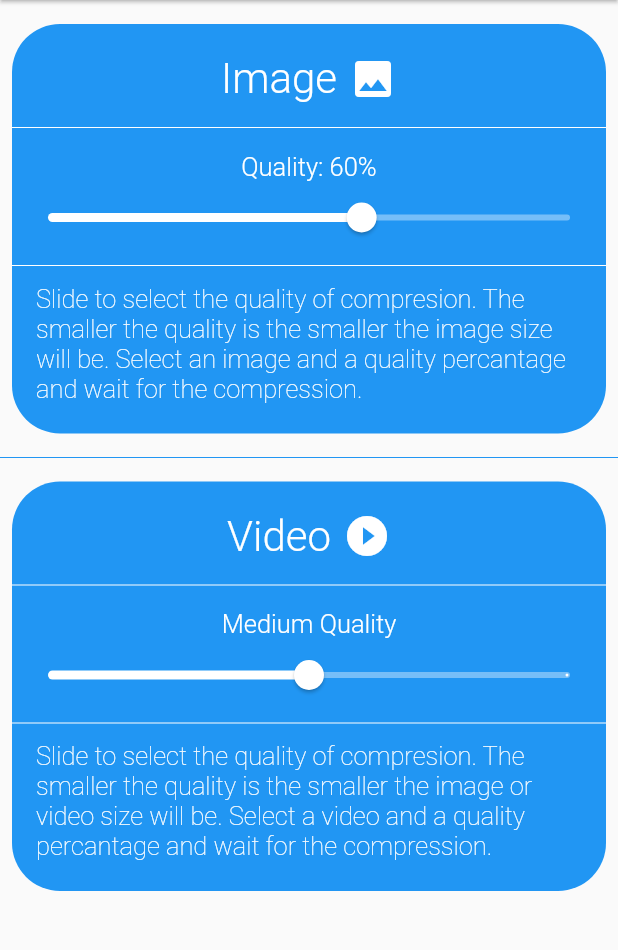
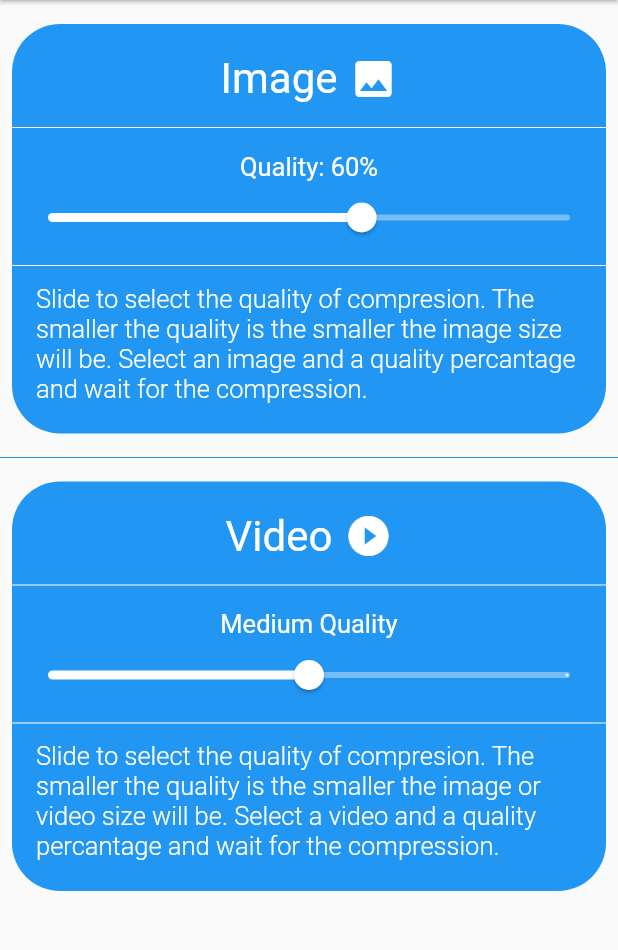
Before and after one commit to iberatkaya/compressor, a Flutter app: the screen it shows after launch, on a phone screen of 412 x 824 dp, the part 84-1034 px from its top. Run offline on Flutter 3.47's test engine with Material 2 defaults, Android fonts, the phone set to English and light mode, and no system bars; our stand-ins replace flutter_image_compress, fluttertoast, gallery_saver, image_picker, permission_handler, photo_view and 2 more; missing offline and left inert: firebase_admob, flutter_video_compress; accounts and stored records are empty; statements that could not run were skipped.

```diff
--- a/lib/main.dart
+++ b/lib/main.dart
@@ -2,7 +2,6 @@ import 'package:compressor/const.dart';
 import 'package:compressor/video.dart';
 import 'package:firebase_admob/firebase_admob.dart';
 import 'package:flutter/material.dart';
-import 'package:flutter_video_compress/flutter_video_compress.dart';
 import 'package:fluttertoast/fluttertoast.dart';
 import 'package:permission_handler/permission_handler.dart';
 import 'package:image_picker/image_picker.dart';
@@ -45,9 +44,9 @@ class _MyHomePageState extends State<MyHomePage> {
   int ctr = 0;
   List<InterstitialAd> intAd = [];
   int adFreq = 2;
-  var textS = TextStyle(color: Colors.white, fontSize: 28, fontWeight: FontWeight.w300);
-  var textSub = TextStyle(color: Colors.white, fontSize: 17, fontWeight: FontWeight.w200);
-  var textQuality = TextStyle(color: Colors.white, fontSize: 17, fontWeight: FontWeight.w300);
+  var textS = TextStyle(color: Colors.white, fontSize: 28, fontWeight: FontWeight.w400);
+  var textSub = TextStyle(color: Colors.white, fontSize: 17, fontWeight: FontWeight.w300);
+  var textQuality = TextStyle(color: Colors.white, fontSize: 17, fontWeight: FontWeight.w400);
 
 
   @override
--- a/lib/video.dart
+++ b/lib/video.dart
@@ -24,8 +24,8 @@ class _VideoPageState extends State<VideoPage> {
   bool playing2 = false;
   bool loaded2 = false;
   int compFileSize = 0;
-  var textS = TextStyle(color: Colors.white, fontSize: 20, fontWeight: FontWeight.w300);
-  var textSub = TextStyle(color: Colors.white, fontSize: 17, fontWeight: FontWeight.w200);
+  var textS = TextStyle(color: Colors.white, fontSize: 20, fontWeight: FontWeight.w400);
+  var textSub = TextStyle(color: Colors.white, fontSize: 17, fontWeight: FontWeight.w300);
 
   @override
   void initState() {
--- a/pubspec.yaml
+++ b/pubspec.yaml
@@ -15,7 +15,7 @@ publish_to: 'none' # Remove this line if you wish to publish to pub.dev
 # In iOS, build-name is used as CFBundleShortVersionString while build-number used as CFBundleVersion.
 # Read more about iOS versioning at
 # https://developer.apple.com/library/archive/documentation/General/Reference/InfoPlistKeyReference/Articles/CoreFoundationKeys.html
-version: 1.0.0+1
+version: 1.0.1+2
 
 environment:
   sdk: ">=2.7.0 <3.0.0"
@@ -34,6 +34,7 @@ dependencies:
   firebase_admob: ^0.9.3+2
   url_launcher: ^5.4.5
   random_string: ^2.0.1
+  path_provider: ^1.6.7
 
 
   # The following adds the Cupertino Icons font to your application.
```
Also changed, not shown: lib/image.dart (+6 -5 lines), pubspec.lock.
